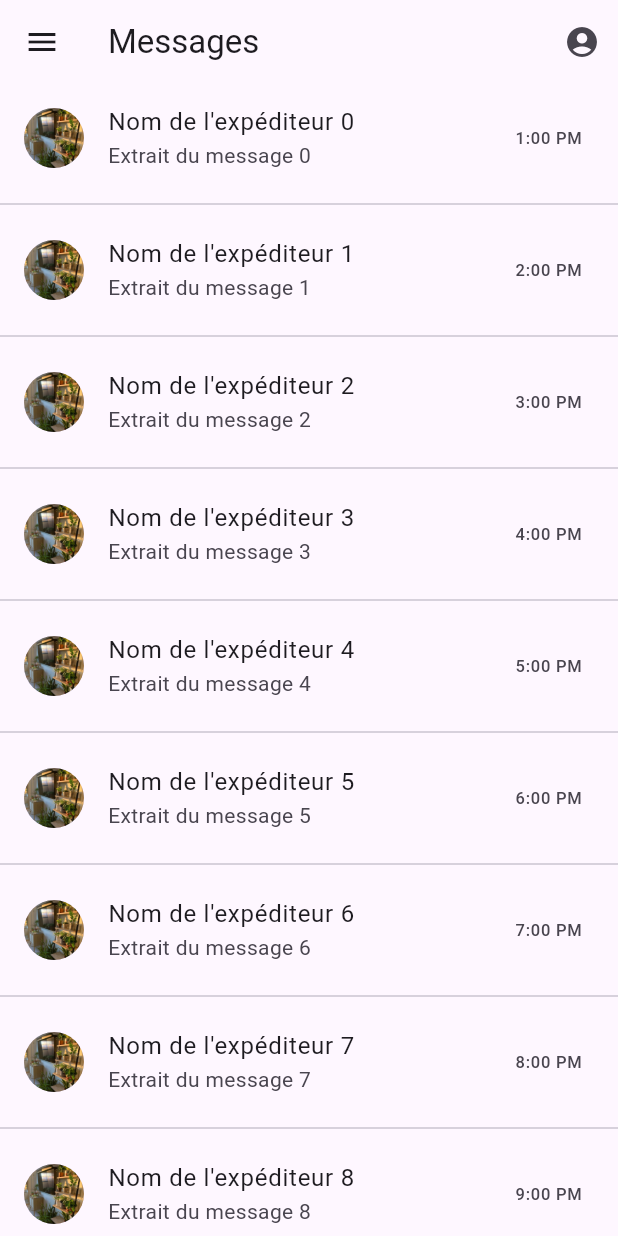
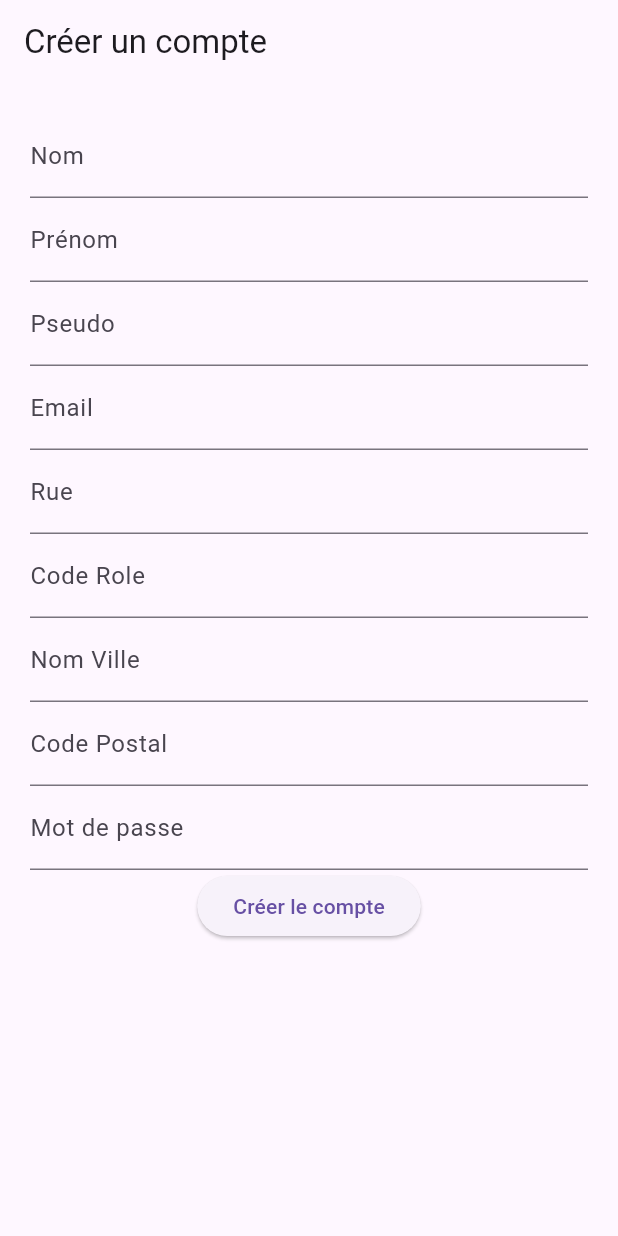
Before and after one commit to iimAtomic/arosage_v1_flutter, a Flutter app: the screen it shows after launch, on a phone screen of 412 x 824 dp. Run offline on Flutter 3.47's test engine with Material 3 defaults, Android fonts, the light colour scheme and no system bars.

Commit message:
inscription , connexion module

```diff
--- a/lib/main.dart
+++ b/lib/main.dart
@@ -8,7 +8,7 @@ class MyApp extends StatelessWidget {
   @override
   Widget build(BuildContext context) {
     return MaterialApp(
-      title: 'mobi-lise',
+      title: 'AROSAGE',
       theme: ThemeData(
         primarySwatch: Colors.blue,
         visualDensity: VisualDensity.adaptivePlatformDensity,
--- /dev/null
+++ b/lib/services/inscription_serv.dart
@@ -0,0 +1,32 @@
+import 'package:http/http.dart' as http;
+
+class UserController {
+  static const String _baseUrl = 'http://localhost:8080/user/v1/add';
+
+  static Future<void> addUser(String nom, String prenom, String pseudo, String email, String rue, String codeRole, String nomVille, String codePostale, String pwd) async {
+    try {
+      final response = await http.post(
+        Uri.parse(_baseUrl),
+        headers: <String, String>{
+          'Content-Type': 'application/json; charset=UTF-8',
+          'nom': nom,
+          'prenom': prenom,
+          'pseudo': pseudo,
+          'email': email,
+          'rue': rue,
+          'codeRole': codeRole,
+          'nomVille': nomVille,
+          'codePostale': codePostale,
+          'pwd': pwd,
+        },
+      );
+      if (response.statusCode == 200) {
+        print('Utilisateur créé avec succès');
+      } else {
+        print('Échec de la création de l\'utilisateur: ${response.body}');
+      }
+    } catch (e) {
+      print('Erreur lors de la communication avec le serveur: $e');
+    }
+  }
+}
--- a/lib/views/LoadingScreen.dart
+++ b/lib/views/LoadingScreen.dart
@@ -1,6 +1,6 @@
 import 'package:arosagev1_flutter/views/MessagePage.dart';
 import 'package:flutter/material.dart';
-
+import 'inscription.dart';
 
 class LoadingScreen extends StatefulWidget {
   @override
@@ -8,7 +8,6 @@ class LoadingScreen extends StatefulWidget {
 }
 
 class _LoadingScreenState extends State<LoadingScreen> {
-
   @override
   void initState() {
     super.initState();
@@ -17,7 +16,8 @@ class _LoadingScreenState extends State<LoadingScreen> {
 
   _navigateToHome() async {
     await Future.delayed(Duration(seconds: 3), () {});
-    Navigator.pushReplacement(context, MaterialPageRoute(builder: (context) => MessagePage()));
+    Navigator.pushReplacement(
+        context, MaterialPageRoute(builder: (context) => SignupPage()));
   }
 
   @override
--- /dev/null
+++ b/lib/views/inscription.dart
@@ -0,0 +1,59 @@
+import 'package:arosagev1_flutter/services/inscription_serv.dart';
+import 'package:flutter/material.dart';
+
+
+class SignupPage extends StatefulWidget {
+  @override
+  _SignupPageState createState() => _SignupPageState();
+}
+
+class _SignupPageState extends State<SignupPage> {
+  final TextEditingController _nomController = TextEditingController();
+  final TextEditingController _prenomController = TextEditingController();
+  final TextEditingController _pseudoController = TextEditingController();
+  final TextEditingController _emailController = TextEditingController();
+  final TextEditingController _rueController = TextEditingController();
+  final TextEditingController _codeRoleController = TextEditingController();
+  final TextEditingController _nomVilleController = TextEditingController();
+  final TextEditingController _codePostaleController = TextEditingController();
+  final TextEditingController _pwdController = TextEditingController();
+
+  @override
+  Widget build(BuildContext context) {
+    return Scaffold(
+      appBar: AppBar(title: Text("Créer un compte")),
+      body: SingleChildScrollView(
+        padding: EdgeInsets.all(20.0),
+        child: Column(
+          children: <Widget>[
+            TextField(controller: _nomController, decoration: InputDecoration(labelText: 'Nom')),
+            TextField(controller: _prenomController, decoration: InputDecoration(labelText: 'Prénom')),
+            TextField(controller: _pseudoController, decoration: InputDecoration(labelText: 'Pseudo')),
+            TextField(controller: _emailController, decoration: InputDecoration(labelText: 'Email')),
+            TextField(controller: _rueController, decoration: InputDecoration(labelText: 'Rue')),
+            TextField(controller: _codeRoleController, decoration: InputDecoration(labelText: 'Code Role')),
+            TextField(controller: _nomVilleController, decoration: InputDecoration(labelText: 'Nom Ville')),
+            TextField(controller: _codePostaleController, decoration: InputDecoration(labelText: 'Code Postal')),
+            TextField(controller: _pwdController, decoration: InputDecoration(labelText: 'Mot de passe'), obscureText: true),
+            ElevatedButton(
+              onPressed: () {
+                UserController.addUser(
+                  _nomController.text,
+                  _prenomController.text,
+                  _pseudoController.text,
+                  _emailController.text,
+                  _rueController.text,
+                  _codeRoleController.text,
+                  _nomVilleController.text,
+                  _codePostaleController.text,
+                  _pwdController.text,
+                );
+              },
+              child: Text('Créer le compte'),
+            ),
+          ],
+        ),
+      ),
+    );
+  }
+}
--- a/pubspec.yaml
+++ b/pubspec.yaml
@@ -25,6 +25,10 @@ dependencies:
   flutter:
     sdk: flutter
   cupertino_icons: ^1.0.2
+  http: ^1.2.0
+  shared_preferences: ^2.2.2
+  flutter_facebook_auth: ^6.0.4
+  google_sign_in: ^6.2.1
 
 dev_dependencies:
   flutter_test:
```
Also changed, not shown: lib/services/auth_serv.dart (added, +21 -0 lines), lib/views/MessagePage.dart (+25 -1 lines), assets/facebook.png (added), assets/google.png (added), lib/views/connexion.dart (added), pubspec.lock, 3 other files.
